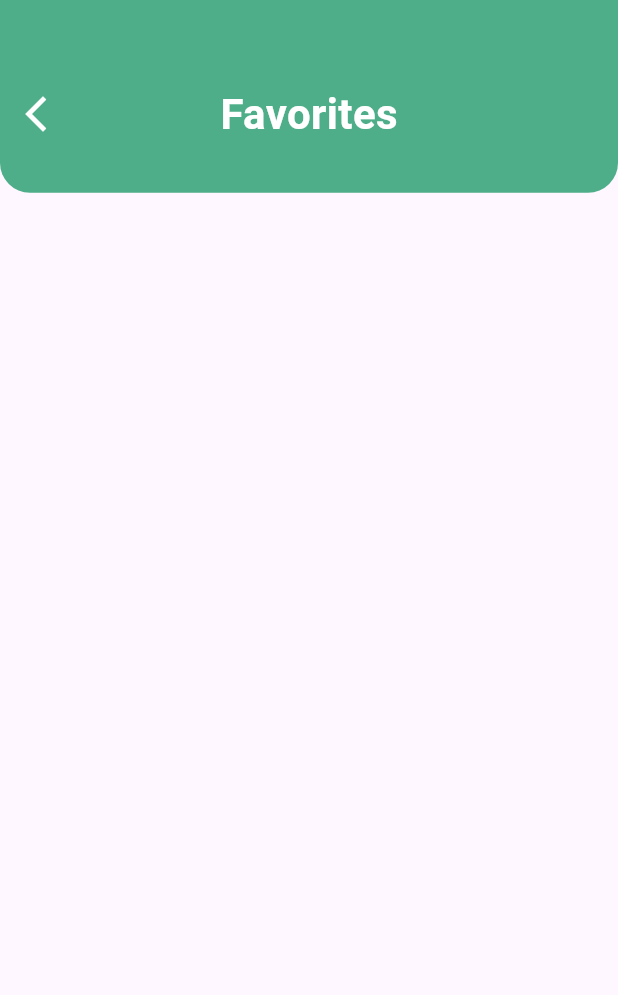
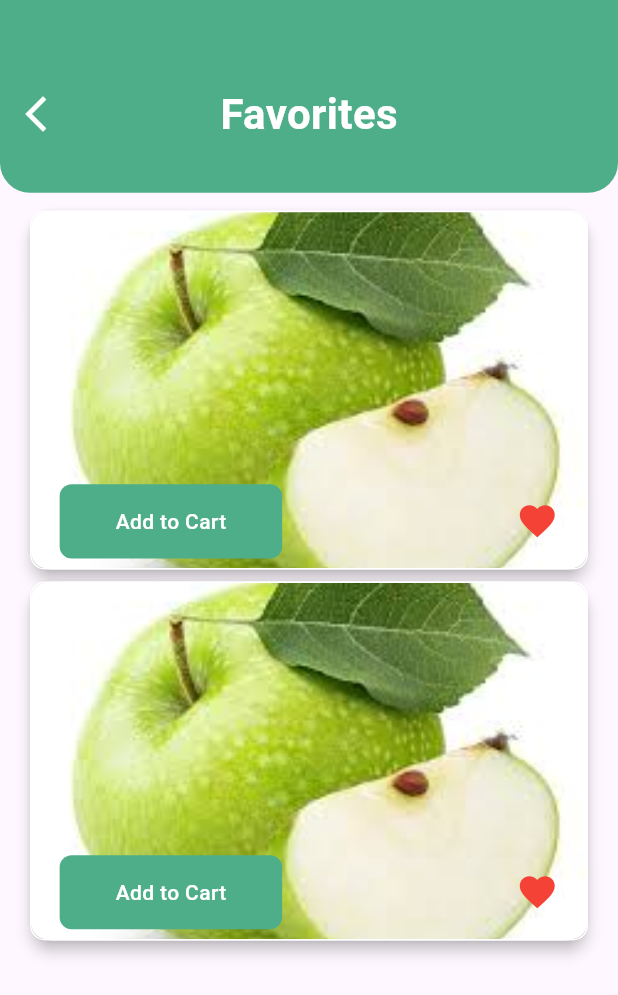
Before and after one commit to KarimaMahmoud626/Meal-Planning-App, a Flutter app: the FavoriteItemsView screen opened directly, on a phone screen of 412 x 824 dp. Shown: the top 995 px of the screen. Run offline on Flutter 3.47's test engine with Material 3 defaults, Android fonts, the phone set to English and light mode, and no system bars; our stand-ins replace cloud_firestore, dartz, dots_indicator, firebase_auth, firebase_core, flutter_bloc and 5 more; missing offline and left inert: dart:ffi, flutter_facebook_auth, font_awesome_icon_class; accounts and stored records are empty.

Commit message:
create favorite item card

```diff
--- a/lib/core/widgets/custom_icon_button.dart
+++ b/lib/core/widgets/custom_icon_button.dart
@@ -6,11 +6,13 @@ class CustomIconButton extends StatelessWidget {
     this.buttonColor,
     required this.icon,
     this.iconColor,
+    this.iconSize = 24,
   });
 
   final Color? buttonColor;
   final IconData icon;
   final Color? iconColor;
+  final double? iconSize;
 
   @override
   Widget build(BuildContext context) {
@@ -23,7 +25,7 @@ class CustomIconButton extends StatelessWidget {
       ),
       child: IconButton(
         padding: EdgeInsets.zero,
-        icon: Icon(icon, size: 24, color: iconColor),
+        icon: Icon(icon, size: iconSize, color: iconColor),
         onPressed: () {},
       ),
     );
--- a/lib/core/widgets/rounded_rectangle_image_container.dart
+++ b/lib/core/widgets/rounded_rectangle_image_container.dart
@@ -9,12 +9,14 @@ class RoundedRectangleImageContainer extends StatelessWidget {
     this.height = 11,
     this.width = 20,
     this.borderRadius = 10,
+    this.border = true,
   });
 
   final String? image;
   final double height;
   final double width;
   final double borderRadius;
+  final bool? border;
 
   @override
   Widget build(BuildContext context) {
@@ -26,7 +28,10 @@ class RoundedRectangleImageContainer extends StatelessWidget {
       width: finalWidth,
       decoration: BoxDecoration(
         borderRadius: BorderRadius.circular(borderRadius),
-        border: Border.all(color: kMainColor),
+        border:
+            border == true
+                ? Border.all(color: kMainColor)
+                : Border.all(color: Colors.white),
       ),
       child: ClipRRect(
         borderRadius: BorderRadius.circular(borderRadius),
--- a/lib/features/home/presentation/pages/favorites/favorite_items_view.dart
+++ b/lib/features/home/presentation/pages/favorites/favorite_items_view.dart
@@ -1,5 +1,6 @@
 import 'package:flutter/material.dart';
 import 'package:meal_planning_app/core/widgets/custom_app_bar.dart';
+import 'package:meal_planning_app/features/home/presentation/pages/favorites/widgets/favorite_items_view_body.dart';
 
 class FavoriteItemsView extends StatelessWidget {
   const FavoriteItemsView({super.key});
@@ -8,6 +9,7 @@ class FavoriteItemsView extends StatelessWidget {
   Widget build(BuildContext context) {
     return Scaffold(
       appBar: SimpleAppBar(pageName: 'Favorites'),
+      body: FavoriteItemsViewBody(),
       // bottomNavigationBar: BottomNavBar(),
     );
   }
--- /dev/null
+++ b/lib/features/home/presentation/pages/favorites/widgets/favorite_item_card.dart
@@ -0,0 +1,58 @@
+import 'package:flutter/material.dart';
+import 'package:meal_planning_app/core/utils/size_config.dart';
+import 'package:meal_planning_app/core/widgets/custom_buttons.dart';
+import 'package:meal_planning_app/core/widgets/custom_icon_button.dart';
+import 'package:meal_planning_app/core/widgets/rounded_rectangle_image_container.dart';
+
+class FavoriteItemCard extends StatelessWidget {
+  const FavoriteItemCard({super.key});
+
+  @override
+  Widget build(BuildContext context) {
+    return SizedBox(
+      height: SizeConfig.defaultSize! * 25,
+      width: SizeConfig.defaultSize! * 28,
+      child: Card(
+        color: Colors.white,
+        elevation: 4,
+        shadowColor: Colors.black,
+        shape: RoundedRectangleBorder(borderRadius: BorderRadius.circular(15)),
+        child: Stack(
+          children: [
+            Positioned.fill(
+              child: RoundedRectangleImageContainer(
+                image: 'assets/images/green apple.jpeg',
+                border: false,
+              ),
+            ),
+
+            Positioned(
+              bottom: SizeConfig.defaultSize! * 0.75,
+              left: SizeConfig.defaultSize! * 2,
+              right: SizeConfig.defaultSize! * 2,
+              child: Row(
+                mainAxisAlignment: MainAxisAlignment.spaceBetween,
+                children: [
+                  SizedBox(
+                    height: SizeConfig.defaultSize! * 5,
+                    width: SizeConfig.defaultSize! * 15,
+                    child: CustomGeneralButton(
+                      text: 'Add to Cart',
+                      onTap: () {},
+                    ),
+                  ),
+                  CustomIconButton(
+                    icon: Icons.favorite,
+                    iconSize: 28,
+                    iconColor: Colors.red,
+                    buttonColor: Colors.transparent,
+                  ),
+                ],
+              ),
+            ),
+          ],
+        ),
+      ),
+    );
+  }
+}
--- /dev/null
+++ b/lib/features/home/presentation/pages/favorites/widgets/favorite_items_view_body.dart
@@ -0,0 +1,17 @@
+import 'package:flutter/material.dart';
+import 'package:meal_planning_app/features/home/presentation/pages/favorites/widgets/favorite_item_card.dart';
+
+class FavoriteItemsViewBody extends StatelessWidget {
+  const FavoriteItemsViewBody({super.key});
+
+  @override
+  Widget build(BuildContext context) {
+    return ListView.builder(
+      padding: EdgeInsets.symmetric(vertical: 8, horizontal: 16),
+      itemCount: 2,
+      itemBuilder: (context, index) {
+        return FavoriteItemCard();
+      },
+    );
+  }
+}
--- a/lib/features/home/presentation/pages/grocerry/widgets/favourite_icon_button.dart
+++ b/lib/features/home/presentation/pages/grocerry/widgets/favourite_icon_button.dart
@@ -1,7 +1,9 @@
 import 'package:flutter/material.dart';
 
 class FavouriteIconButton extends StatefulWidget {
-  const FavouriteIconButton({super.key});
+  const FavouriteIconButton({super.key, this.iconSize = 24});
+
+  final double? iconSize;
 
   @override
   State<FavouriteIconButton> createState() => _CustomIconButtonState();
@@ -13,8 +15,16 @@ class _CustomIconButtonState extends State<FavouriteIconButton> {
   Widget build(BuildContext context) {
     return IconButton(
       isSelected: isSelected,
-      icon: Icon(Icons.favorite_border, color: Colors.black54, size: 24),
-      selectedIcon: Icon(Icons.favorite, color: Colors.red, size: 24),
+      icon: Icon(
+        Icons.favorite_border,
+        color: Colors.black54,
+        size: widget.iconSize,
+      ),
+      selectedIcon: Icon(
+        Icons.favorite,
+        color: Colors.red,
+        size: widget.iconSize,
+      ),
       onPressed: () {
         setState(() {
           isSelected = !isSelected;
```
